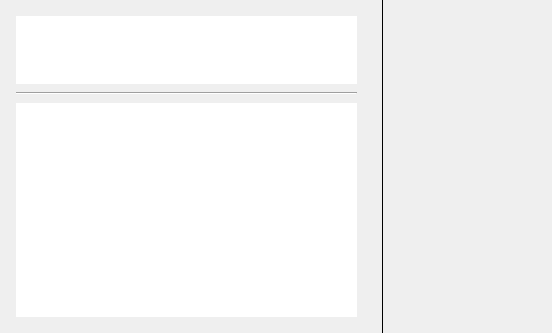
This is client/src/ui/widgets/properties/accessible_resources_widget.ui in networkoptix/nx_open as Qt 5 draws it before an edit. The edited form follows.
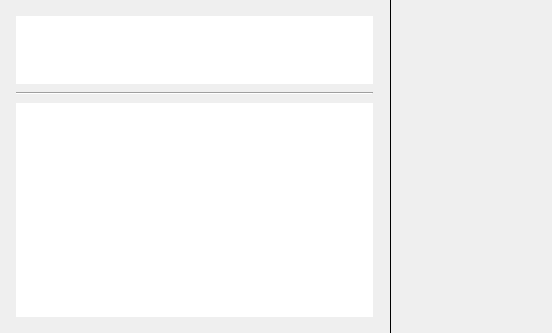
This is the edited form. Custom widgets are drawn as their Qt base class.

Commit message:
Accessible devices list improvements
<==== Mercurial data ====>
Branch: dev_3.0.0_gui

```diff
--- a/client/src/ui/widgets/properties/accessible_resources_widget.ui
+++ b/client/src/ui/widgets/properties/accessible_resources_widget.ui
@@ -12,7 +12,7 @@
   </property>
   <layout class="QHBoxLayout" name="horizontalLayout">
    <property name="spacing">
-    <number>8</number>
+    <number>0</number>
    </property>
    <property name="leftMargin">
     <number>0</number>
```
The commit also changes 1 other file.
